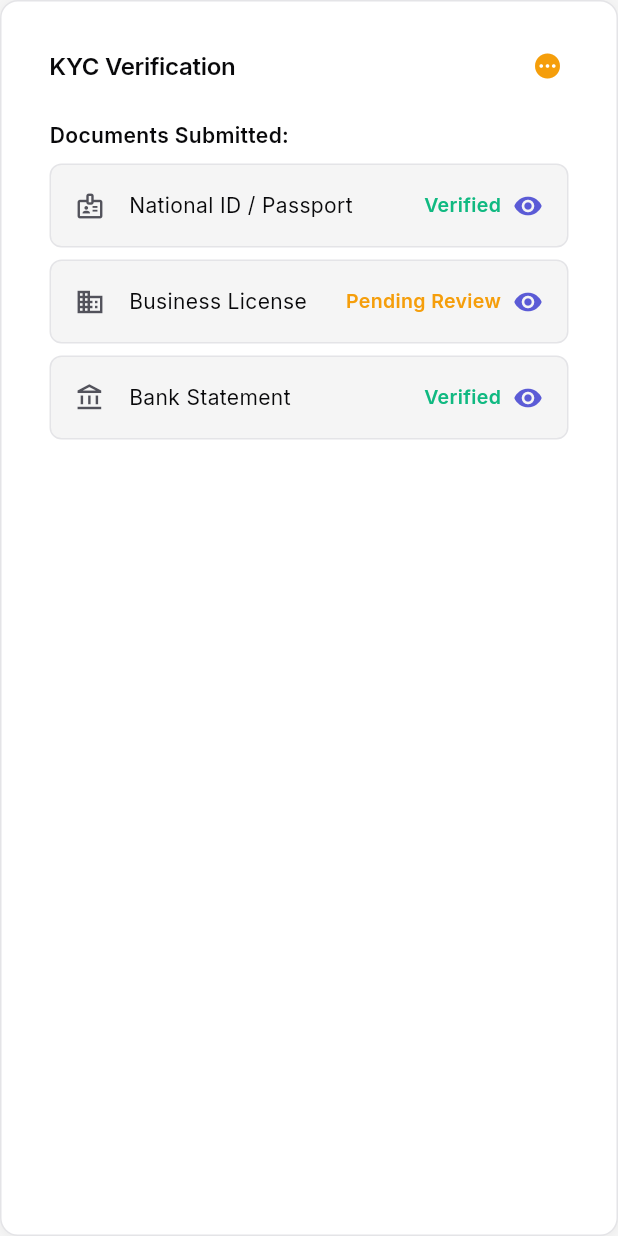
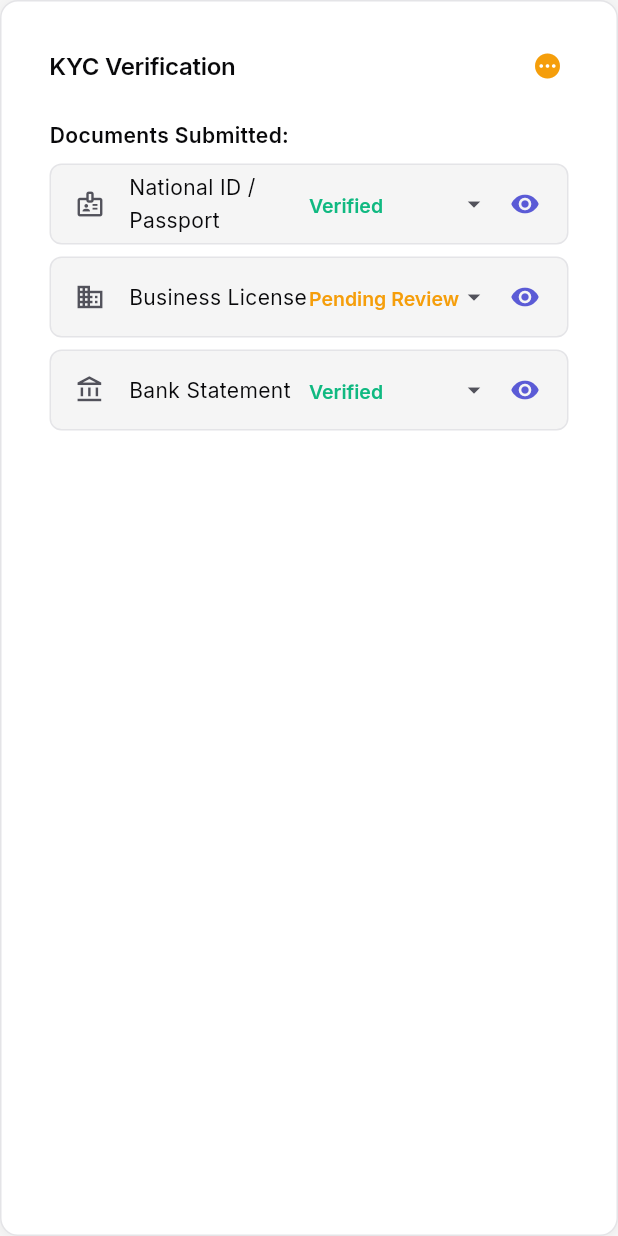
Before and after one commit to faioperation/Ecommerce-Admin-Panel-Bizsolutio, a Flutter app: the KycReviewCard widget shown alone on an empty page, opened directly with empty values, on a phone screen of 412 x 824 dp. Run offline on Flutter 3.47's test engine with Material 3 defaults, Android fonts, the phone set to English and light mode, and no system bars; our stand-ins replace get, get_storage, go_router, google_fonts, syncfusion_flutter_charts, syncfusion_flutter_datagrid; missing offline and left inert: http_interceptor, syncfusion_flutter_datagrid_export, syncfusion_flutter_pdf, syncfusion_flutter_xlsio, universal_html; accounts and stored records are empty; statements that could not run were skipped; project files that could hold a hidden picture were left out.

Commit message:
seller KYC verification update

```diff
--- a/lib/features/sellers/presentation/widgets/kyc_review_card.dart
+++ b/lib/features/sellers/presentation/widgets/kyc_review_card.dart
@@ -4,8 +4,9 @@ import '../../../../core/theme/app_spacing.dart';
 import '../../../../core/theme/app_text_styles.dart';
 import '../../../../core/widgets/app_button.dart';
 import '../../../../core/widgets/app_card.dart';
+import '../../../../core/widgets/app_document_viewer.dart';
 
-class KycReviewCard extends StatelessWidget {
+class KycReviewCard extends StatefulWidget {
   final String status;
   final VoidCallback onApprove;
   final VoidCallback onReject;
@@ -18,8 +19,18 @@ class KycReviewCard extends StatelessWidget {
   });
 
   @override
+  State<KycReviewCard> createState() => _KycReviewCardState();
+}
+
+class _KycReviewCardState extends State<KycReviewCard> {
+  // Local state for document statuses
+  String _idStatus = 'Verified';
+  String _licenseStatus = 'Pending Review';
+  String _bankStatus = 'Verified';
+
+  @override
   Widget build(BuildContext context) {
-    final bool isPending = status == 'pending' || status == 'unverified';
+    final bool isPending = widget.status == 'pending' || widget.status == 'unverified';
 
     return AppCard(
       padding: const EdgeInsets.all(AppSpacing.xl),
@@ -40,11 +51,29 @@ class KycReviewCard extends StatelessWidget {
             style: AppTextStyles.body.copyWith(fontWeight: FontWeight.w600),
           ),
           const SizedBox(height: AppSpacing.sm),
-          _buildDocumentRow(context, Icons.badge_outlined, 'National ID / Passport', 'Verified'),
+          _buildDocumentRow(
+            context,
+            Icons.badge_outlined,
+            'National ID / Passport',
+            _idStatus,
+            (newVal) => setState(() => _idStatus = newVal),
+          ),
           const SizedBox(height: AppSpacing.sm),
-          _buildDocumentRow(context, Icons.business_outlined, 'Business License', 'Pending Review'),
+          _buildDocumentRow(
+            context,
+            Icons.business_outlined,
+            'Business License',
+            _licenseStatus,
+            (newVal) => setState(() => _licenseStatus = newVal),
+          ),
           const SizedBox(height: AppSpacing.sm),
-          _buildDocumentRow(context, Icons.account_balance_outlined, 'Bank Statement', 'Verified'),
+          _buildDocumentRow(
+            context,
+            Icons.account_balance_outlined,
+            'Bank Statement',
+            _bankStatus,
+            (newVal) => setState(() => _bankStatus = newVal),
+          ),
 
           if (isPending) ...[
             const SizedBox(height: AppSpacing.xl),
@@ -54,14 +83,14 @@ class KycReviewCard extends StatelessWidget {
                   child: AppButton(
                     label: 'Reject KYC',
                     type: AppButtonType.outline,
-                    onPressed: onReject,
+                    onPressed: widget.onReject,
                   ),
                 ),
                 const SizedBox(width: AppSpacing.md),
                 Expanded(
                   child: AppButton(
                     label: 'Approve KYC',
-                    onPressed: onApprove,
+                    onPressed: widget.onApprove,
                   ),
                 ),
               ],
@@ -75,10 +104,10 @@ class KycReviewCard extends StatelessWidget {
   Widget _buildStatusIndicator() {
     Color color;
     IconData icon;
-    if (status == 'approved') {
+    if (widget.status == 'approved') {
       color = AppColors.success;
       icon = Icons.check_circle;
-    } else if (status == 'rejected') {
+    } else if (widget.status == 'rejected') {
       color = AppColors.error;
       icon = Icons.cancel;
     } else {
@@ -91,37 +120,77 @@ class KycReviewCard extends StatelessWidget {
         Icon(icon, color: color, size: 20),
         const SizedBox(width: 4),
         Text(
-          status.toUpperCase(),
+          widget.status.toUpperCase(),
           style: AppTextStyles.body.copyWith(color: color, fontWeight: FontWeight.bold),
         ),
       ],
     );
   }
 
-  Widget _buildDocumentRow(BuildContext context, IconData icon, String name, String docStatus) {
+  Widget _buildDocumentRow(
+    BuildContext context,
+    IconData icon,
+    String name,
+    String docStatus,
+    ValueChanged<String> onStatusChanged,
+    {String? documentUrl}
+  ) {
+    final isDark = Theme.of(context).brightness == Brightness.dark;
+
     return Container(
-      padding: const EdgeInsets.all(AppSpacing.md),
+      padding: const EdgeInsets.only(left: AppSpacing.md, right: 4, top: 2, bottom: 2),
       decoration: BoxDecoration(
-        color: AppColors.backgroundLight,
+        color: isDark ? AppColors.surfaceDark : AppColors.backgroundLight,
         borderRadius: BorderRadius.circular(8),
-        border: Border.all(color: (Theme.of(context).brightness == Brightness.dark ? AppColors.borderDark : AppColors.borderLight)),
+        border: Border.all(color: isDark ? AppColors.borderDark : AppColors.borderLight),
       ),
       child: Row(
         children: [
-          Icon(icon, color: (Theme.of(context).brightness == Brightness.dark ? AppColors.textSecondaryDark : AppColors.textSecondaryLight)),
+          Icon(icon, color: isDark ? AppColors.textSecondaryDark : AppColors.textSecondaryLight),
           const SizedBox(width: AppSpacing.md),
           Expanded(
             child: Text(name, style: AppTextStyles.body),
           ),
-          Text(
-            docStatus,
-            style: AppTextStyles.bodySm.copyWith(
-              color: docStatus == 'Verified' ? AppColors.success : AppColors.warning,
-              fontWeight: FontWeight.w600,
+          DropdownButtonHideUnderline(
+            child: DropdownButton<String>(
+              value: docStatus,
+              icon: Icon(Icons.arrow_drop_down, size: 20, color: isDark ? AppColors.textSecondaryDark : AppColors.textSecondaryLight),
+              isDense: true,
+              dropdownColor: isDark ? AppColors.surfaceDark : AppColors.surfaceLight,
+              style: AppTextStyles.bodySm.copyWith(
+                color: docStatus == 'Verified' ? AppColors.success : (docStatus == 'Rejected' ? AppColors.error : AppColors.warning),
+                fontWeight: FontWeight.w600,
+              ),
+              items: ['Pending Review', 'Verified', 'Rejected']
+                  .map((status) => DropdownMenuItem(
+                        value: status,
+                        child: Text(
+                          status,
+                          style: AppTextStyles.bodySm.copyWith(
+                            color: status == 'Verified' ? AppColors.success : (status == 'Rejected' ? AppColors.error : AppColors.warning),
+                            fontWeight: FontWeight.w600,
+                          ),
+                        ),
+                      ))
+                  .toList(),
+              onChanged: (newValue) {
+                if (newValue != null) {
+                  onStatusChanged(newValue);
+                }
+              },
             ),
           ),
-          const SizedBox(width: AppSpacing.sm),
-          const Icon(Icons.remove_red_eye, size: 20, color: AppColors.primary),
+          IconButton(
+            icon: const Icon(Icons.remove_red_eye, size: 20, color: AppColors.primary),
+            tooltip: 'View Document',
+            onPressed: () {
+              AppDocumentViewer.show(
+                context,
+                title: name,
+                documentUrl: documentUrl ?? 'mock://placeholder',
+              );
+            },
+          ),
         ],
       ),
     );
```
Also changed, not shown: lib/core/widgets/app_document_viewer.dart (added, +154 -0 lines).
